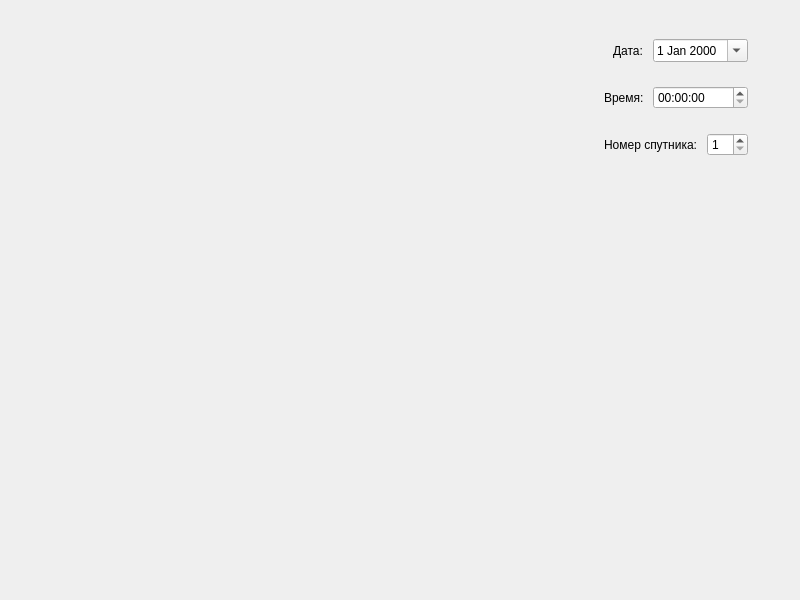
Old version of the form Lab_1/IRTS_1/main_window.ui in the repository StrangeIlia/IntelligentRealTimeSystem.
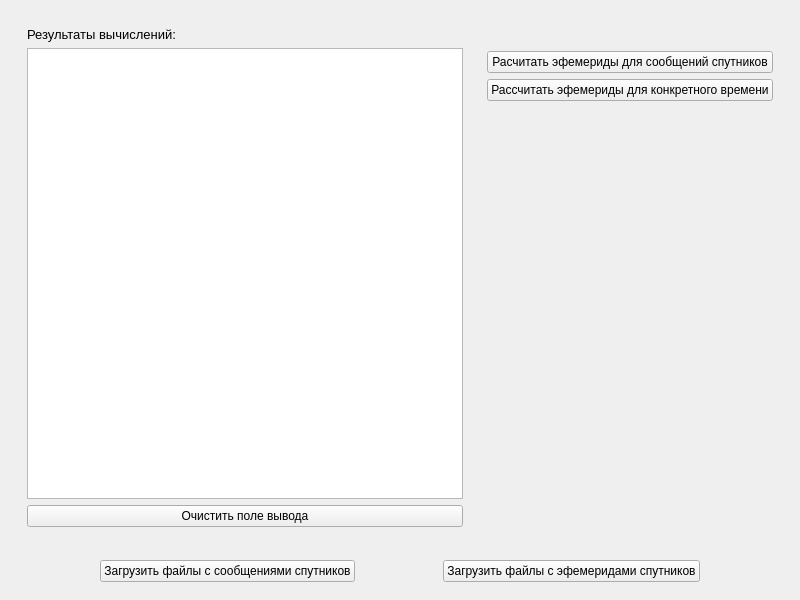
New version of the form.

```diff
--- a/Lab_1/IRTS_1/main_window.ui
+++ b/Lab_1/IRTS_1/main_window.ui
@@ -14,62 +14,85 @@
    <string>Бойчук Илья. Лаб 1.</string>
   </property>
   <widget class="QWidget" name="centralwidget">
+   <layout class="QVBoxLayout" name="verticalLayout_3">
+    <item>
    <widget class="QWidget" name="widget_3" native="true">
-    <property name="geometry">
-     <rect>
-      <x>366</x>
-      <y>30</y>
-      <width>391</width>
-      <height>341</height>
-     </rect>
-    </property>
-    <layout class="QVBoxLayout" name="verticalLayout">
-     <item>
-      <widget class="QWidget" name="widget_2" native="true">
        <layout class="QHBoxLayout" name="horizontalLayout_2">
         <item>
-         <spacer name="horizontalSpacer">
-          <property name="orientation">
-           <enum>Qt::Horizontal</enum>
-          </property>
-          <property name="sizeHint" stdset="0">
-           <size>
-            <width>40</width>
-            <height>20</height>
-           </size>
-          </property>
-         </spacer>
-        </item>
+        <widget class="QWidget" name="widget_4" native="true">
+         <layout class="QVBoxLayout" name="verticalLayout_2">
         <item>
          <widget class="QLabel" name="label">
-          <property name="sizePolicy">
-           <sizepolicy hsizetype="Maximum" vsizetype="Preferred">
-            <horstretch>0</horstretch>
-            <verstretch>0</verstretch>
-           </sizepolicy>
+            <property name="font">
+             <font>
+              <pointsize>10</pointsize>
+             </font>
           </property>
           <property name="text">
-           <string>Дата: </string>
+             <string>Результаты вычислений:</string>
           </property>
          </widget>
         </item>
         <item>
-         <widget class="QDateEdit" name="dateEdit">
-          <property name="sizePolicy">
-           <sizepolicy hsizetype="Maximum" vsizetype="Fixed">
-            <horstretch>0</horstretch>
-            <verstretch>0</verstretch>
-           </sizepolicy>
-          </property>
-          <property name="minimumSize">
+           <widget class="QTextEdit" name="result"/>
+          </item>
+          <item>
+           <widget class="QPushButton" name="clearResults">
+            <property name="text">
+             <string>Очистить поле вывода</string>
+            </property>
+           </widget>
+          </item>
+         </layout>
+        </widget>
+       </item>
+       <item>
+        <widget class="QWidget" name="widget_2" native="true">
+         <layout class="QVBoxLayout" name="verticalLayout">
+          <item>
+           <spacer name="verticalSpacer_2">
+            <property name="orientation">
+             <enum>Qt::Vertical</enum>
+            </property>
+            <property name="sizeType">
+             <enum>QSizePolicy::Fixed</enum>
+            </property>
+            <property name="sizeHint" stdset="0">
            <size>
-            <width>95</width>
-            <height>0</height>
-           </size>
-          </property>
-          <property name="calendarPopup">
-           <bool>true</bool>
-          </property>
+              <width>20</width>
+              <height>24</height>
+             </size>
+            </property>
+           </spacer>
+          </item>
+          <item>
+           <widget class="QPushButton" name="calcAll">
+            <property name="text">
+             <string>Расчитать эфемериды для сообщений спутников</string>
+            </property>
+           </widget>
+          </item>
+          <item>
+           <widget class="QPushButton" name="calcSelected">
+            <property name="text">
+             <string>Рассчитать эфемериды для конкретного времени</string>
+            </property>
+           </widget>
+          </item>
+          <item>
+           <spacer name="verticalSpacer">
+            <property name="orientation">
+             <enum>Qt::Vertical</enum>
+            </property>
+            <property name="sizeHint" stdset="0">
+             <size>
+              <width>20</width>
+              <height>40</height>
+             </size>
+            </property>
+           </spacer>
+          </item>
+         </layout>
          </widget>
         </item>
        </layout>
@@ -92,49 +115,12 @@
          </spacer>
         </item>
         <item>
-         <widget class="QLabel" name="label_2">
-          <property name="sizePolicy">
-           <sizepolicy hsizetype="Maximum" vsizetype="Preferred">
-            <horstretch>0</horstretch>
-            <verstretch>0</verstretch>
-           </sizepolicy>
-          </property>
+        <widget class="QPushButton" name="filesWithMessages">
           <property name="text">
-           <string>Время: </string>
+          <string>Загрузить файлы с сообщениями спутников</string>
           </property>
          </widget>
         </item>
-        <item>
-         <widget class="QTimeEdit" name="timeEdit">
-          <property name="minimumSize">
-           <size>
-            <width>95</width>
-            <height>0</height>
-           </size>
-          </property>
-          <property name="displayFormat">
-           <string>HH:mm:ss</string>
-          </property>
-          <property name="calendarPopup">
-           <bool>false</bool>
-          </property>
-          <property name="timeSpec">
-           <enum>Qt::UTC</enum>
-          </property>
-         </widget>
-        </item>
-       </layout>
-      </widget>
-     </item>
-     <item>
-      <widget class="QWidget" name="widget_4" native="true">
-       <property name="sizePolicy">
-        <sizepolicy hsizetype="Preferred" vsizetype="Preferred">
-         <horstretch>0</horstretch>
-         <verstretch>0</verstretch>
-        </sizepolicy>
-       </property>
-       <layout class="QHBoxLayout" name="horizontalLayout_3">
         <item>
          <spacer name="horizontalSpacer_3">
           <property name="orientation">
@@ -149,40 +135,29 @@
          </spacer>
         </item>
         <item>
-         <widget class="QLabel" name="label_3">
+        <widget class="QPushButton" name="filesWithEphemeris">
           <property name="text">
-           <string>Номер спутника: </string>
+          <string>Загрузить файлы с эфемеридами спутников</string>
           </property>
          </widget>
         </item>
         <item>
-         <widget class="QSpinBox" name="spinBox">
-          <property name="minimum">
-           <number>1</number>
-          </property>
-          <property name="maximum">
-           <number>32</number>
-          </property>
-         </widget>
-        </item>
-       </layout>
-      </widget>
-     </item>
-     <item>
-      <spacer name="verticalSpacer">
+        <spacer name="horizontalSpacer">
        <property name="orientation">
-        <enum>Qt::Vertical</enum>
+          <enum>Qt::Horizontal</enum>
        </property>
        <property name="sizeHint" stdset="0">
         <size>
-         <width>20</width>
-         <height>40</height>
+           <width>40</width>
+           <height>20</height>
         </size>
        </property>
       </spacer>
      </item>
     </layout>
    </widget>
+    </item>
+   </layout>
   </widget>
  </widget>
  <resources/>
```
Lines whose indentation alone changed are shown as unchanged.
